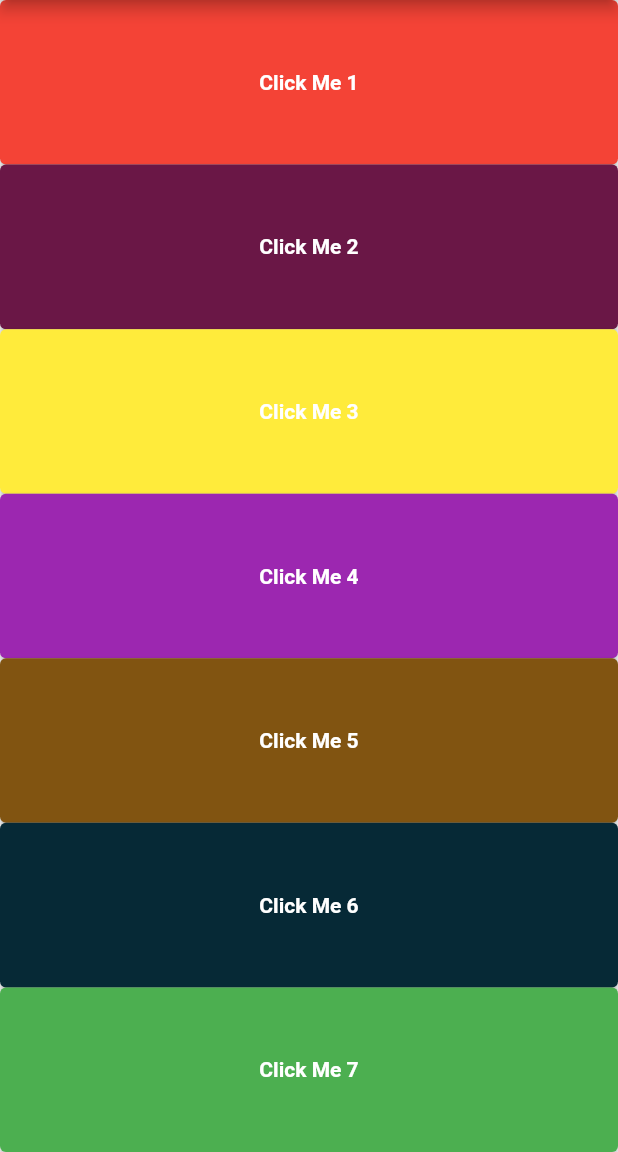
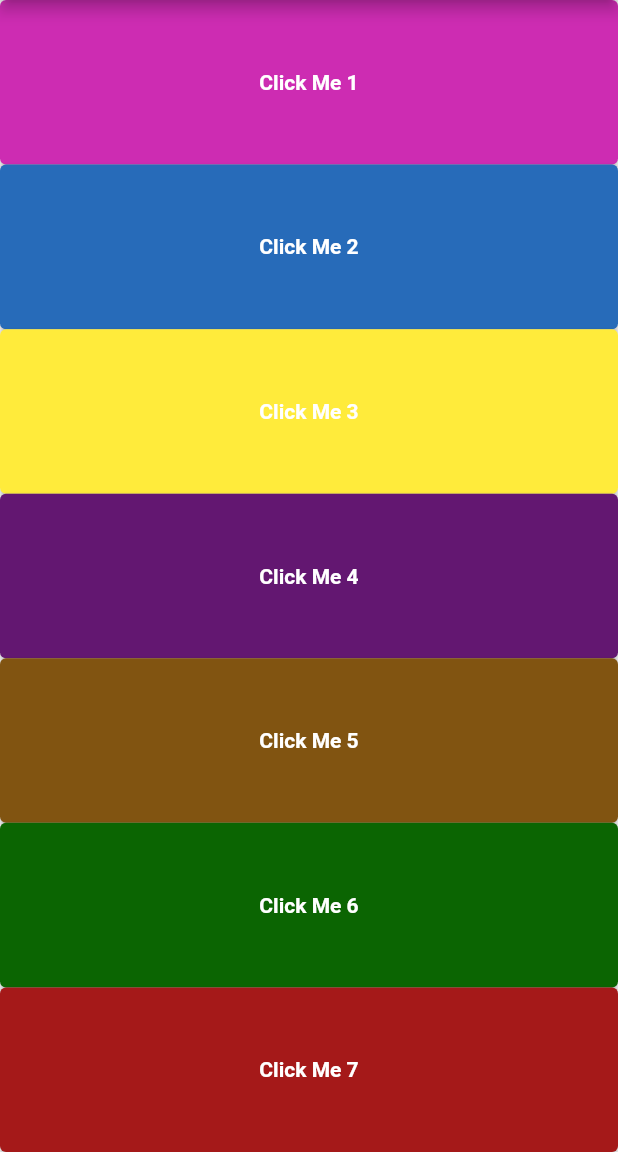
Before and after one commit to ank809/XylophoneApp, a Flutter app: the screen it shows after launch, on a phone screen of 412 x 824 dp, the part 84-1236 px from its top. Run offline on Flutter 3.47's test engine with Material 2 defaults, Android fonts, the light colour scheme and no system bars; our stand-ins replace audioplayers.

Commit message:
new changes

```diff
--- a/lib/main.dart
+++ b/lib/main.dart
@@ -40,13 +40,13 @@ class MyApp extends StatelessWidget {
         Column(
           crossAxisAlignment: CrossAxisAlignment.stretch,
           children: [
-         buildkey(Colors.red, 1),
-         buildkey(Color.fromARGB(255, 106, 23, 70), 2),
+         buildkey(Color.fromARGB(255, 205, 44, 178), 1),
+         buildkey(Color.fromARGB(255, 39, 107, 185), 2),
          buildkey(Colors.yellow, 3),
-         buildkey(Colors.purple, 4),
+         buildkey(const Color.fromARGB(255, 99, 23, 113), 4),
          buildkey(const Color.fromARGB(255, 129, 84, 17), 5),
-         buildkey(Color.fromARGB(255, 6, 41, 54), 6),
-         buildkey(Colors.green, 7),
+         buildkey(Color.fromARGB(255, 11, 101, 2), 6),
+         buildkey(Color.fromARGB(255, 165, 25, 25), 7),
 
           ],
         ),
```
